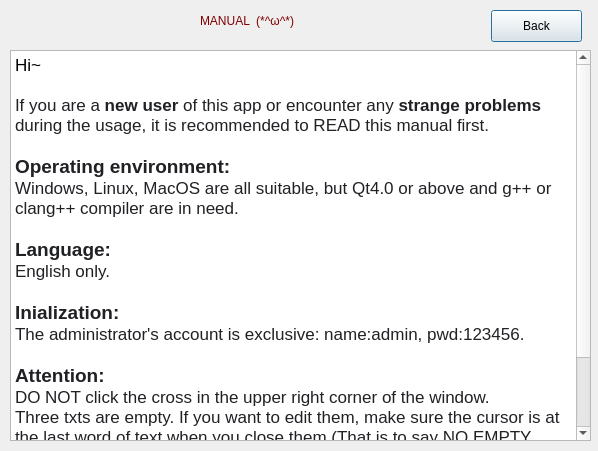
Old version of the form manual.ui in the repository GuQiuhan/Commodity-auction-platform.
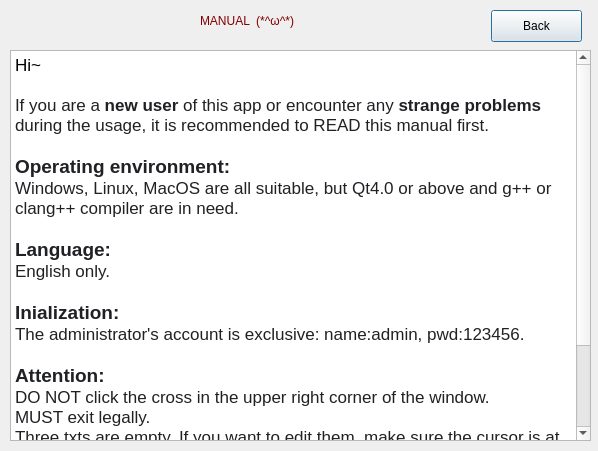
New version of the form.

```diff
--- a/manual.ui
+++ b/manual.ui
@@ -59,6 +59,7 @@
 &lt;p style=&quot;-qt-paragraph-type:empty; margin-top:0px; margin-bottom:0px; margin-left:0px; margin-right:0px; -qt-block-indent:0; text-indent:0px;&quot;&gt;&lt;br /&gt;&lt;/p&gt;
 &lt;p style=&quot; margin-top:0px; margin-bottom:0px; margin-left:0px; margin-right:0px; -qt-block-indent:0; text-indent:0px;&quot;&gt;&lt;span style=&quot; font-family:'inherit'; font-size:14pt; font-weight:600; color:#202124;&quot;&gt;Attention:&lt;/span&gt;&lt;/p&gt;
 &lt;p style=&quot; margin-top:0px; margin-bottom:0px; margin-left:0px; margin-right:0px; -qt-block-indent:0; text-indent:0px;&quot;&gt;&lt;span style=&quot; font-family:'inherit'; color:#202124;&quot;&gt;DO NOT click the cross in the upper right corner of the window.&lt;/span&gt;&lt;/p&gt;
+&lt;p style=&quot; margin-top:0px; margin-bottom:0px; margin-left:0px; margin-right:0px; -qt-block-indent:0; text-indent:0px;&quot;&gt;&lt;span style=&quot; font-family:'inherit'; color:#202124;&quot;&gt;MUST exit legally.&lt;/span&gt;&lt;/p&gt;
 &lt;p style=&quot; margin-top:0px; margin-bottom:0px; margin-left:0px; margin-right:0px; -qt-block-indent:0; text-indent:0px;&quot;&gt;&lt;span style=&quot; font-family:'inherit'; color:#202124;&quot;&gt;Three txts are empty. If you want to edit them, make sure the cursor is at the last word of text when you close them (That is to say NO EMPTY LINE!).&lt;/span&gt;&lt;/p&gt;
 &lt;p style=&quot;-qt-paragraph-type:empty; margin-top:0px; margin-bottom:0px; margin-left:0px; margin-right:0px; -qt-block-indent:0; text-indent:0px; font-family:'inherit'; color:#202124;&quot;&gt;&lt;br /&gt;&lt;/p&gt;
 &lt;p style=&quot;-qt-paragraph-type:empty; margin-top:0px; margin-bottom:0px; margin-left:0px; margin-right:0px; -qt-block-indent:0; text-indent:0px; font-family:'inherit'; color:#202124;&quot;&gt;&lt;br /&gt;&lt;/p&gt;
```
